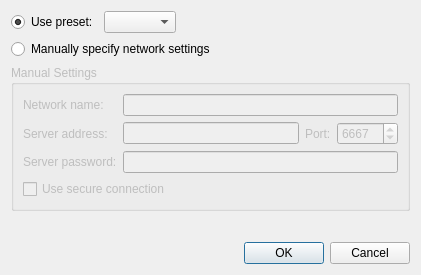
This is src/qtui/settingspages/networkadddlg.ui in quassel/quassel as Qt 5 draws it before an edit. The edited form follows.
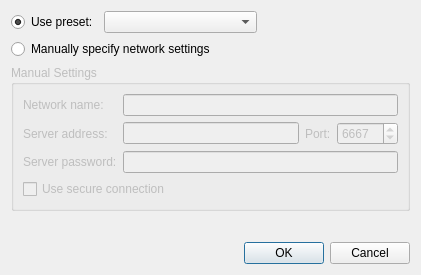
This is the edited form.

Diff of the .ui file:
```diff
--- a/src/qtui/settingspages/networkadddlg.ui
+++ b/src/qtui/settingspages/networkadddlg.ui
@@ -26,7 +26,14 @@
       </widget>
      </item>
      <item>
-      <widget class="QComboBox" name="presetList" />
+      <widget class="QComboBox" name="presetList" >
+       <property name="sizePolicy" >
+        <sizepolicy vsizetype="Fixed" hsizetype="MinimumExpanding" >
+         <horstretch>0</horstretch>
+         <verstretch>0</verstretch>
+        </sizepolicy>
+       </property>
+      </widget>
      </item>
      <item>
       <spacer name="horizontalSpacer" >
```
